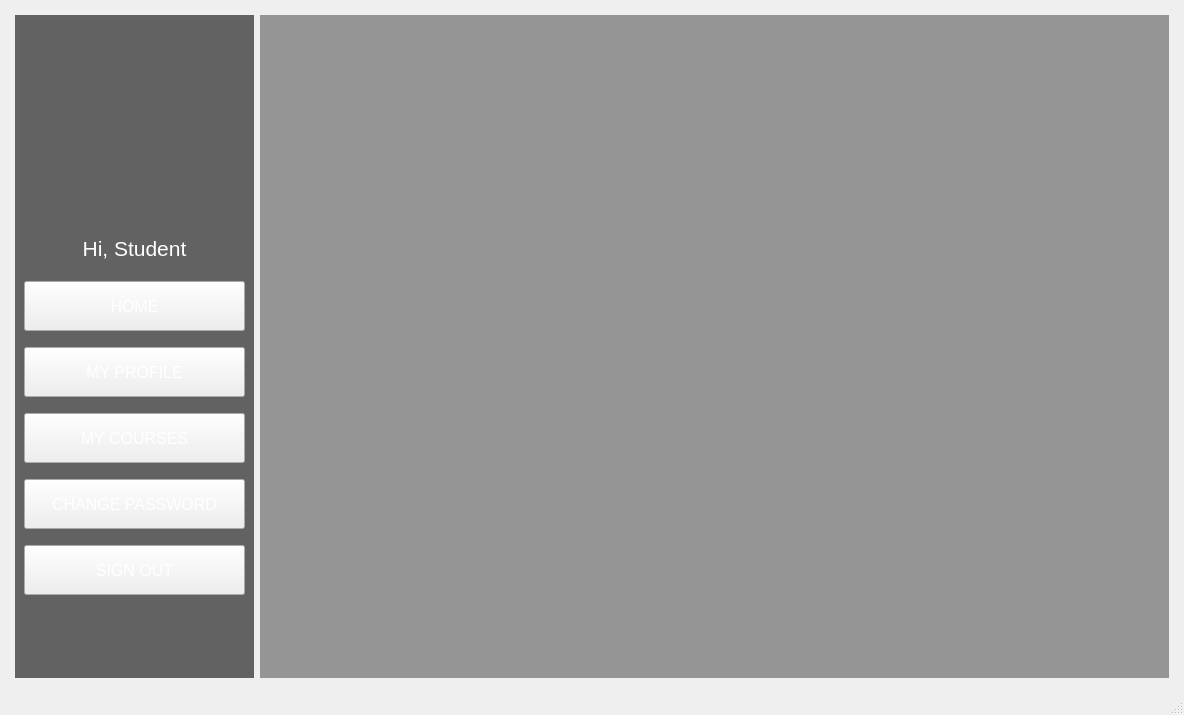
Before: the Qt Designer form StudentManagementSystem/mainwindow.ui in BuhDuy256/Student-Management-GROUP6-KTLT-23CLC03, drawn with Qt 5.
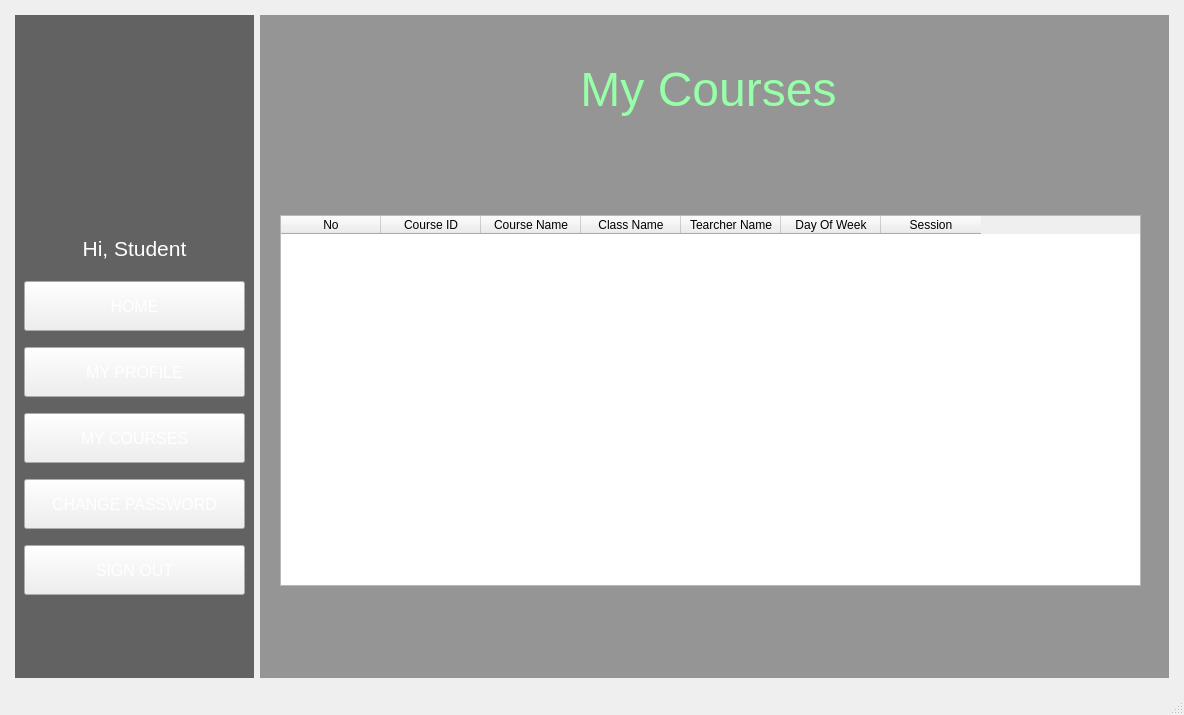
After: the same form once the commit is applied. Icons and pictures are not drawn.

```diff
--- a/StudentManagementSystem/mainwindow.ui
+++ b/StudentManagementSystem/mainwindow.ui
@@ -685,6 +685,10 @@
 #StuCourse{
 background-color: rgba(0, 0, 0, 96);
 }
+
+#lb_MyCourses{
+	color:rgb(151, 255, 168);
+}
 </string>
           </property>
           <property name="currentIndex">
@@ -1031,7 +1035,85 @@
             </item>
            </layout>
           </widget>
-          <widget class="QWidget" name="StuCourse"/>
+          <widget class="QWidget" name="StuCourse">
+           <widget class="QLabel" name="lb_MyCourses">
+            <property name="geometry">
+             <rect>
+              <x>60</x>
+              <y>10</y>
+              <width>777</width>
+              <height>129</height>
+             </rect>
+            </property>
+            <property name="font">
+             <font>
+              <pointsize>36</pointsize>
+             </font>
+            </property>
+            <property name="styleSheet">
+             <string notr="true"/>
+            </property>
+            <property name="text">
+             <string>My Courses</string>
+            </property>
+            <property name="alignment">
+             <set>Qt::AlignCenter</set>
+            </property>
+           </widget>
+           <widget class="QTableWidget" name="tableWidget">
+            <property name="geometry">
+             <rect>
+              <x>20</x>
+              <y>200</y>
+              <width>861</width>
+              <height>371</height>
+             </rect>
+            </property>
+            <property name="font">
+             <font>
+              <pointsize>9</pointsize>
+             </font>
+            </property>
+            <property name="sortingEnabled">
+             <bool>false</bool>
+            </property>
+            <column>
+             <property name="text">
+              <string>No</string>
+             </property>
+            </column>
+            <column>
+             <property name="text">
+              <string>Course ID</string>
+             </property>
+            </column>
+            <column>
+             <property name="text">
+              <string>Course Name</string>
+             </property>
+            </column>
+            <column>
+             <property name="text">
+              <string>Class Name</string>
+             </property>
+            </column>
+            <column>
+             <property name="text">
+              <string>Tearcher Name</string>
+             </property>
+            </column>
+            <column>
+             <property name="text">
+              <string>Day Of Week</string>
+             </property>
+            </column>
+            <column>
+             <property name="text">
+              <string>Session</string>
+             </property>
+            </column>
+           </widget>
+          </widget>
           <widget class="QWidget" name="StuChangePassword">
            <layout class="QGridLayout" name="gridLayout_5">
             <property name="leftMargin">
```
